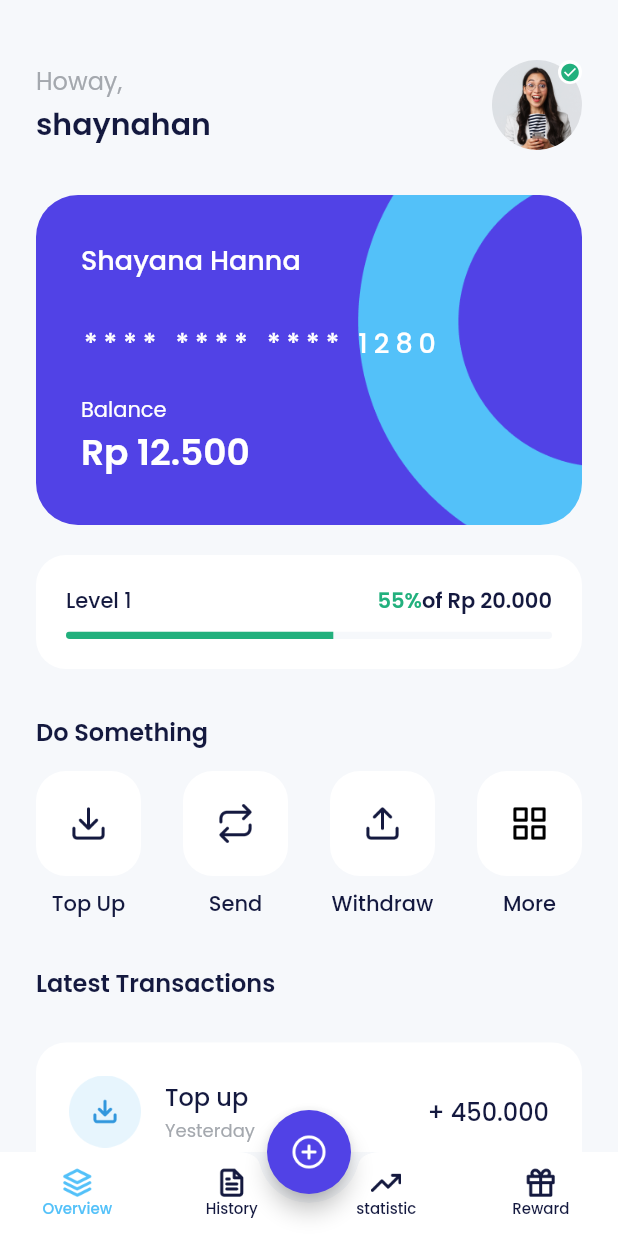
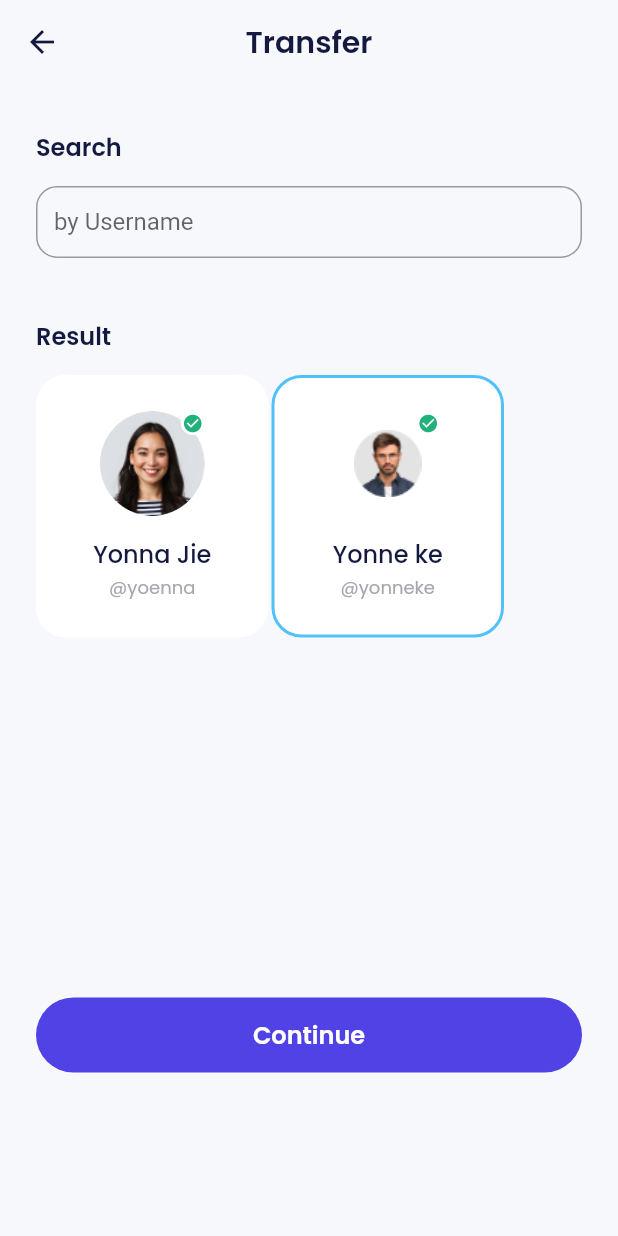
Before and after one commit to hanjarraes/e_wallet_mobile_apps, a Flutter app: the HomePage screen opened by its route, after a tap on "Send", on a phone screen of 412 x 824 dp. Run offline on Flutter 3.47's test engine with Material 2 defaults, Android fonts, the phone set to English and light mode, and no system bars; our stand-ins replace carousel_slider, google_fonts.

Commit message:
update transfer

```diff
--- a/lib/main.dart
+++ b/lib/main.dart
@@ -15,6 +15,9 @@ import 'package:e_wallet_mobile_apps/ui/pages/splash_page.dart';
 import 'package:e_wallet_mobile_apps/ui/pages/topup_amount_page.dart';
 import 'package:e_wallet_mobile_apps/ui/pages/topup_page.dart';
 import 'package:e_wallet_mobile_apps/ui/pages/topup_success.dart';
+import 'package:e_wallet_mobile_apps/ui/pages/transfer_amount.dart';
+import 'package:e_wallet_mobile_apps/ui/pages/transfer_page.dart';
+import 'package:e_wallet_mobile_apps/ui/pages/transfer_success_page.dart';
 import 'package:flutter/material.dart';
 import 'package:flutter/scheduler.dart';
 
@@ -59,6 +62,9 @@ class MyApp extends StatelessWidget{
         '/top-up': (context) => const TopUpPage(),
         '/top-up-amount': (context) => const TopUpAmountPage(),
         '/top-up-success': (context) => const TopUpSuccessPage(),
+        '/transfer_page': (context) => const TransferPage(),
+        '/transfer_amount': (context) => const TransferAmountPage(),
+        '/transfer_success': (context) => const TransferSuccessPage(),
       },
     );
   }
--- a/lib/ui/pages/home_page.dart
+++ b/lib/ui/pages/home_page.dart
@@ -295,7 +295,9 @@ class HomePage extends StatelessWidget {
               HoveServicesItem(
                 iconUrl: 'assets/ic_send.png',
                 title: 'Send',
-                onTap: () {},
+                onTap: () {
+                  Navigator.pushNamed(context, '/transfer_page');
+                },
               ),
               HoveServicesItem(
                 iconUrl: 'assets/ic_withdraw.png',
--- /dev/null
+++ b/lib/ui/pages/transfer_page.dart
@@ -0,0 +1,138 @@
+import 'package:e_wallet_mobile_apps/shared/theme.dart';
+import 'package:e_wallet_mobile_apps/ui/widgets/buttons.dart';
+import 'package:e_wallet_mobile_apps/ui/widgets/forms.dart';
+import 'package:e_wallet_mobile_apps/ui/widgets/transfer_recent_user_item.dart';
+import 'package:e_wallet_mobile_apps/ui/widgets/transfer_resulrt_user_item.dart';
+import 'package:flutter/material.dart';
+
+class TransferPage extends StatelessWidget {
+  const TransferPage({Key? key}) : super(key: key);
+
+  @override
+  Widget build(BuildContext context) {
+    return Scaffold(
+      appBar: AppBar(
+        title: const Text('Transfer'),
+      ),
+      body: ListView(
+        padding: const EdgeInsets.symmetric(
+          horizontal: 24,
+        ),
+        children: [
+          const SizedBox(
+            height: 30,
+          ),
+          Text(
+            'Search',
+            style: blackTextStyle.copyWith(
+              fontSize: 16,
+              fontWeight: semiBold,
+            ),
+          ),
+          const SizedBox(
+            height: 14,
+          ),
+          const CustomFormField(
+            title: 'by Username',
+            isShowTitle: false,
+          ),
+          // buildRecentUsers()
+          buildResultUsers(),
+          const SizedBox(
+            height: 240,
+          ),
+          CustomFilledButton(
+            title: 'Continue',
+            onPressed: () {
+              Navigator.pushNamed(
+                context,
+                '/transfer_amount',
+              );
+            },
+          ),
+          const SizedBox(
+            height: 50,
+          )
+        ],
+      ),
+    );
+  }
+}
+
+Widget buildRecentUsers() {
+  return Container(
+    margin: const EdgeInsets.only(top: 40),
+    child: Column(
+      crossAxisAlignment: CrossAxisAlignment.start,
+      children: [
+        Text(
+          'Recent Users',
+          style: blackTextStyle.copyWith(
+            fontSize: 16,
+            fontWeight: semiBold,
+          ),
+        ),
+        const SizedBox(
+          height: 16,
+        ),
+        const TransferRecentUserItem(
+          imageUrl: 'assets/img_friends1.png',
+          name: 'Yonna Jie',
+          username: 'yoenna',
+          isVerified: true,
+        ),
+        const TransferRecentUserItem(
+          imageUrl: 'assets/img_friends4.png',
+          name: 'John Hi',
+          username: 'johnhi',
+        ),
+        const TransferRecentUserItem(
+          imageUrl: 'assets/img_friends3.png',
+          name: 'Masayoshi',
+          username: 'form',
+          isVerified: true,
+        ),
+      ],
+    ),
+  );
+}
+
+Widget buildResultUsers() {
+  return Container(
+    margin: const EdgeInsets.only(top: 40),
+    child: Column(
+      crossAxisAlignment: CrossAxisAlignment.start,
+      children: [
+        Text(
+          'Result',
+          style: blackTextStyle.copyWith(
+            fontSize: 16,
+            fontWeight: semiBold,
+          ),
+        ),
+        const SizedBox(
+          height: 14,
+        ),
+        Wrap(
+          spacing: 2,
+          runSpacing: 17,
+          children: const [
+            TransferResultUserItem(
+              imageUrl: 'assets/img_friends1.png',
+              name: 'Yonna Jie',
+              username: 'yoenna',
+              isVerified: true,
+            ),
+            TransferResultUserItem(
+              imageUrl: 'assets/img_friends4.png',
+              name: 'Yonne ke',
+              username: 'yonneke',
+              isVerified: true,
+              isSelected: true,
+            ),
+          ],
+        )
+      ],
+    ),
+  );
+}
--- a/lib/ui/widgets/forms.dart
+++ b/lib/ui/widgets/forms.dart
@@ -6,12 +6,14 @@ class CustomFormField extends StatelessWidget {
   final String title;
   final bool obscureText;
   final TextEditingController? controller;
+  final bool isShowTitle;
 
   const CustomFormField({
     Key? key,
     required this.title,
     this.obscureText = false,
     this.controller,
+    this.isShowTitle = true,
   }) : super(key: key);
 
   @override
@@ -19,19 +21,20 @@ class CustomFormField extends StatelessWidget {
     return Column(
       crossAxisAlignment: CrossAxisAlignment.start,
       children: [
-        Text(
+        if(isShowTitle) Text(
           title,
           style: blackTextStyle.copyWith(
             fontWeight: medium,
           ),
         ),
-        const SizedBox(
+        if(isShowTitle) const SizedBox(
           height: 8,
         ),
         TextFormField(
           obscureText: obscureText,
           controller: controller,
           decoration: InputDecoration(
+            hintText: !isShowTitle ? title : null,
             border: OutlineInputBorder(
               borderRadius: BorderRadius.circular(14),
             ),
--- /dev/null
+++ b/lib/ui/widgets/transfer_resulrt_user_item.dart
@@ -0,0 +1,93 @@
+import 'package:e_wallet_mobile_apps/shared/theme.dart';
+import 'package:flutter/material.dart';
+
+class TransferResultUserItem extends StatelessWidget {
+  final String imageUrl;
+  final String name;
+  final String username;
+  final bool isVerified;
+  final bool isSelected;
+
+  const TransferResultUserItem({
+    Key? key,
+    required this.imageUrl,
+    required this.name,
+    required this.username,
+    this.isVerified = false,
+    this.isSelected = false,
+  }) : super(key: key);
+
+  @override
+  Widget build(BuildContext context) {
+    return Container(
+      width: 155,
+      height: 175,
+      padding: const EdgeInsets.symmetric(
+        horizontal: 14,
+        vertical: 22,
+      ),
+      decoration: BoxDecoration(
+        color: whiteColor,
+        borderRadius: BorderRadius.circular(20),
+        border: Border.all(
+          color: isSelected ? blueColor : whiteColor,
+          width: 2,
+        ),
+      ),
+      child: Column(
+        children: [
+          Container(
+            width: 70,
+            height: 70,
+            decoration: BoxDecoration(
+              shape: BoxShape.circle,
+              image: DecorationImage(
+                  image: AssetImage(
+                imageUrl,
+              )),
+            ),
+            child: isVerified
+                ? Align(
+                    alignment: Alignment.topRight,
+                    child: Container(
+                      width: 16,
+                      height: 16,
+                      decoration: BoxDecoration(
+                        shape: BoxShape.circle,
+                        color: whiteColor,
+                      ),
+                      child: Center(
+                        child: Icon(
+                          Icons.check_circle,
+                          color: greenColor,
+                          size: 14,
+                        ),
+                      ),
+                    ),
+                  )
+                : null,
+          ),
+          const SizedBox(
+            height: 13,
+          ),
+          Text(
+            name,
+            style: blackTextStyle.copyWith(
+              fontWeight: medium,
+              fontSize: 16,
+            ),
+          ),
+          const SizedBox(
+            height: 2,
+          ),
+          Text(
+            '@$username',
+            style: grayTextStyle.copyWith(
+              fontSize: 12,
+            ),
+          ),
+        ],
+      ),
+    );
+  }
+}
```
Also changed, not shown: lib/ui/pages/transfer_amount.dart (added, +226 -0 lines), lib/ui/pages/transfer_success_page.dart (added, +52 -0 lines), lib/ui/widgets/transfer_recent_user_item.dart (added, +92 -0 lines).
